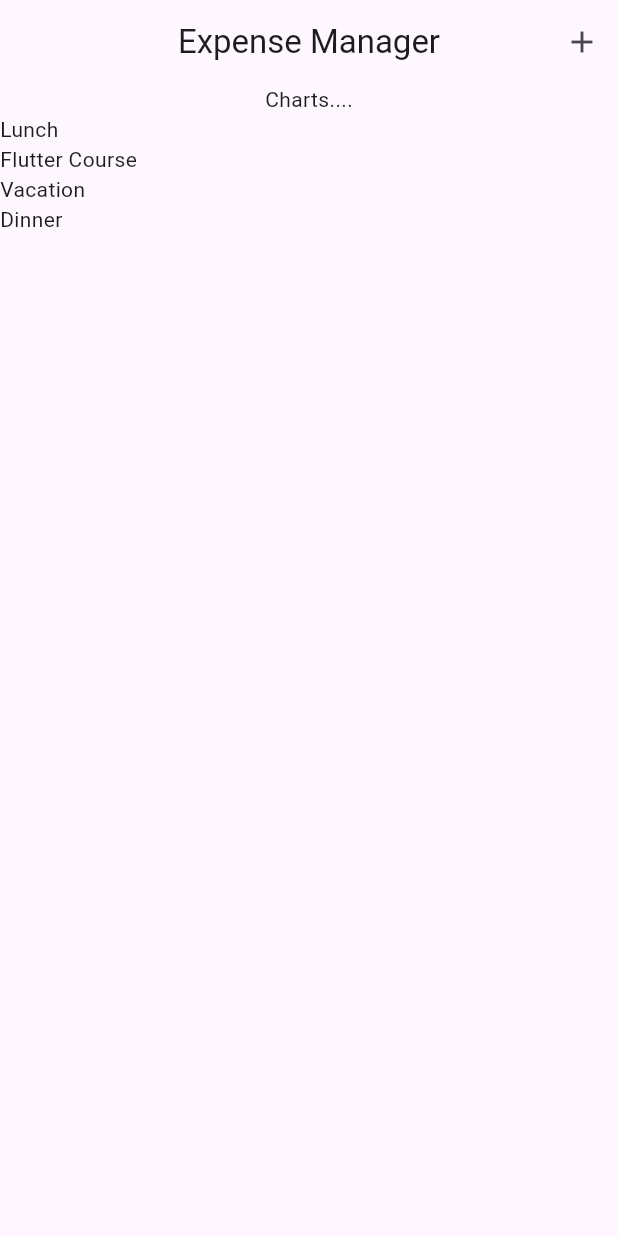
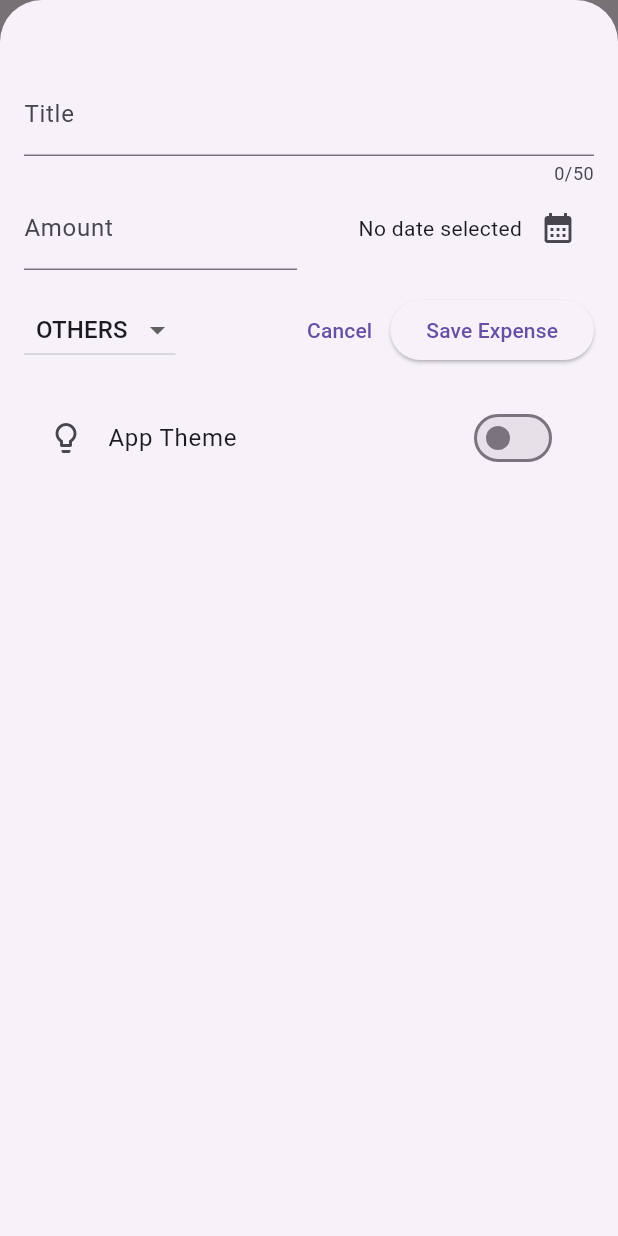
Before and after one commit to misbahazmi/flutter-basics, a Flutter app: the screen it shows after launch, after a tap on the "add" icon, on a phone screen of 412 x 824 dp. Run offline on Flutter 3.47's test engine with Material 3 defaults, Android fonts, the phone set to English and light mode, and no system bars; our stand-ins replace google_fonts, shared_preferences.

Commit message:
Add Expense Screen added

```diff
--- a/lib/expense_manager/expense_list/expense_item.dart
+++ b/lib/expense_manager/expense_list/expense_item.dart
@@ -8,6 +8,29 @@ class ExpenseItem extends StatelessWidget {
 
   @override
   Widget build(BuildContext context) {
-    return Text(expense.title);
+    return Card(
+      child: Padding(
+        padding: const EdgeInsets.symmetric(horizontal: 20, vertical: 16),
+        child: Column(
+          children: [
+            Text(expense.title),
+            const SizedBox(height: 4),
+            Row(
+              children: [
+                Text('\$${expense.amount.toStringAsFixed(2)}'),
+                const Spacer(),
+                Row(
+                  children: [
+                    Icon(categoryIcons[expense.category]),
+                    const SizedBox(width: 8),
+                    Text(expense.formattedDate),
+                  ],
+                ),
+              ],
+            ),
+          ],
+        ),
+      ),
+    );
   }
 }
--- a/lib/expense_manager/expenses.dart
+++ b/lib/expense_manager/expenses.dart
@@ -1,6 +1,10 @@
+// ignore_for_file: use_build_context_synchronously
+
 import 'package:first_app/expense_manager/expense_list/expense_list.dart';
 import 'package:first_app/expense_manager/models/expense.dart';
+import 'package:first_app/expense_manager/widgets/add_expense.dart';
 import 'package:flutter/material.dart';
+import 'package:shared_preferences/shared_preferences.dart';
 
 class Expenses extends StatefulWidget {
   const Expenses({super.key});
@@ -10,6 +14,22 @@ class Expenses extends StatefulWidget {
 }
 
 class _ExpensesState extends State<Expenses> {
+  void addExpense(Expense expense) {
+    setState(() {
+      _expensList.add(expense);
+    });
+  }
+
+  Future<void> _openAddExpense() async {
+    showModalBottomSheet(
+      isScrollControlled: true,
+      context: context,
+      builder: (ctx) => AddExpense(
+        addExpense: addExpense,
+      ),
+    );
+  }
+
   final List<Expense> _expensList = [
     Expense(
         title: 'Lunch',
@@ -41,7 +61,7 @@ class _ExpensesState extends State<Expenses> {
         centerTitle: true,
         actions: [
           IconButton(
-            onPressed: () {},
+            onPressed: _openAddExpense,
             icon: const Icon(Icons.add),
           ),
         ],
--- a/lib/expense_manager/models/expense.dart
+++ b/lib/expense_manager/models/expense.dart
@@ -1,6 +1,9 @@
+import 'package:flutter/material.dart';
+import 'package:intl/intl.dart';
 import 'package:uuid/uuid.dart';
 
 const uuid = Uuid();
+final formatter = DateFormat.yMd();
 
 enum Category { work, food, travel, others }
 
@@ -16,4 +19,15 @@ class Expense {
   final double amount;
   final DateTime date;
   final Category category;
+
+  String get formattedDate {
+    return formatter.format(date);
+  }
 }
+
+const categoryIcons = {
+  Category.food: Icons.lunch_dining,
+  Category.travel: Icons.flight_takeoff,
+  Category.others: Icons.movie,
+  Category.work: Icons.work,
+};
--- /dev/null
+++ b/lib/expense_manager/widgets/add_expense.dart
@@ -0,0 +1,199 @@
+import 'package:flutter/material.dart';
+import 'package:shared_preferences/shared_preferences.dart';
+
+import '../models/expense.dart';
+
+class AddExpense extends StatefulWidget {
+  const AddExpense({super.key, required this.addExpense});
+
+  final Function addExpense;
+
+  @override
+  State<AddExpense> createState() => _AddExpenseState();
+}
+
+class _AddExpenseState extends State<AddExpense> {
+  final TextEditingController _titleController = TextEditingController();
+  final TextEditingController _amountController = TextEditingController();
+  DateTime? _selectedDate;
+  Category _selectedCategory = Category.others;
+  bool _themeData = false;
+
+  Future<void> _saveThemeData(bool value) async {
+    final prefs = await SharedPreferences.getInstance();
+    setState(() {
+      //prefs.setBool('theme', value);
+      _themeData = value;
+    });
+  }
+
+  void _showDatePickerDialog() async {
+    final now = DateTime.now();
+    final firstDate = DateTime(now.year - 1, now.month, now.day);
+    final pickedDate = await showDatePicker(
+      context: context,
+      initialDate: now,
+      firstDate: firstDate,
+      lastDate: now,
+    );
+    setState(() {
+      _selectedDate = pickedDate;
+    });
+  }
+
+  void _submitExpenseData() {
+    final enteredAmount = double.tryParse(_amountController
+        .text); // tryParse('Hello') => null, tryParse('1.12') => 1.12
+    final amountIsInvalid = enteredAmount == null || enteredAmount <= 0;
+    if (_titleController.text.trim().isEmpty ||
+        amountIsInvalid ||
+        _selectedDate == null) {
+      showDialog(
+        context: context,
+        builder: (ctx) => AlertDialog(
+          title: const Text('Invalid input'),
+          content: const Text(
+              'Please make sure a valid title, amount, date and category was entered.'),
+          actions: [
+            TextButton(
+              onPressed: () {
+                Navigator.pop(ctx);
+              },
+              child: const Text('Okay'),
+            ),
+          ],
+        ),
+      );
+      return;
+    }
+
+    widget.addExpense(
+      Expense(
+        title: _titleController.text,
+        amount: enteredAmount,
+        date: _selectedDate!,
+        category: _selectedCategory,
+      ),
+    );
+    Navigator.pop(context);
+  }
+
+  @override
+  void initState() {
+    super.initState();
+    _loadPref();
+  }
+
+  void _loadPref() async {
+    final prefs = await SharedPreferences.getInstance();
+    setState(() {
+      _themeData = prefs.getBool('theme') ?? false;
+    });
+  }
+
+  @override
+  Widget build(BuildContext context) {
+    return Padding(
+      padding: const EdgeInsets.fromLTRB(16, 48, 16, 16),
+      child: Column(
+        children: [
+          TextField(
+            controller: _titleController,
+            maxLength: 50,
+            decoration: const InputDecoration(
+              label: Text('Title'),
+            ),
+          ),
+          Row(
+            children: [
+              Expanded(
+                child: TextField(
+                  controller: _amountController,
+                  keyboardType: TextInputType.number,
+                  decoration: const InputDecoration(
+                    prefixText: '\$ ',
+                    label: Text('Amount'),
+                  ),
+                ),
+              ),
+              const SizedBox(width: 16),
+              Expanded(
+                child: Row(
+                  mainAxisAlignment: MainAxisAlignment.end,
+                  crossAxisAlignment: CrossAxisAlignment.center,
+                  children: [
+                    Text(_selectedDate == null
+                        ? 'No date selected'
+                        : formatter.format(_selectedDate!)),
+                    IconButton(
+                      onPressed: _showDatePickerDialog,
+                      icon: const Icon(
+                        Icons.calendar_month,
+                      ),
+                    ),
+                  ],
+                ),
+              ),
+            ],
+          ),
+          const SizedBox(height: 16),
+          Row(
+            children: [
+              DropdownButton(
+                value: _selectedCategory,
+                items: Category.values
+                    .map(
+                      (category) => DropdownMenuItem(
+                        value: category,
+                        child: Padding(
+                          padding: const EdgeInsets.all(8),
+                          child: Text(
+                            category.name.toUpperCase(),
+                          ),
+                        ),
+                      ),
+                    )
+                    .toList(),
+                onChanged: (value) {
+                  if (value == null) {
+                    return;
+                  }
+
+                  setState(() {
+                    _selectedCategory = value;
+                  });
+                },
+              ),
+              const Spacer(),
+              TextButton(
+                onPressed: () {
+                  Navigator.pop(context);
+                },
+                child: const Text('Cancel'),
+              ),
+              ElevatedButton(
+                onPressed: _submitExpenseData,
+                child: const Text('Save Expense'),
+              ),
+            ],
+          ),
+          const SizedBox(
+            height: 20,
+          ),
+          SwitchListTile(
+            title: const Text('App Theme'),
+            value: _themeData,
+            onChanged: (data) async {
+              final prefs = await SharedPreferences.getInstance();
+              setState(() {
+                _themeData = data;
+                prefs.setBool('theme', data);
+              });
+            },
+            secondary: const Icon(Icons.lightbulb_outline),
+          ),
+        ],
+      ),
+    );
+  }
+}
--- a/lib/main.dart
+++ b/lib/main.dart
@@ -6,6 +6,7 @@ import 'package:flutter/material.dart';
 void main() {
   runApp(
     MaterialApp(
+      debugShowCheckedModeBanner: false,
       theme: ThemeData(useMaterial3: true),
       home: const Expenses(),
     ),
--- a/pubspec.yaml
+++ b/pubspec.yaml
@@ -37,6 +37,8 @@ dependencies:
   cupertino_icons: ^1.0.2
   google_fonts: ^4.0.3
   uuid: ^4.4.2
+  intl: ^0.19.0
+  shared_preferences: ^2.2.3
 
 dev_dependencies:
   flutter_test:
```
Also changed, not shown: pubspec.lock, 1 other file.
